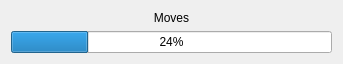
Above: progresswindow.ui from mshroyer/towerofhanoi before the change. Below: the same form after it.
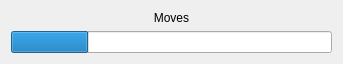
That is the form after the change.

Commit message:
Disable text in progress bar
This is rendered differently on Linux and Windows (and not at all on OS X),
and isn't really necessary anyway

Patch:
```diff
--- a/progresswindow.ui
+++ b/progresswindow.ui
@@ -7,7 +7,7 @@
     <x>0</x>
     <y>0</y>
     <width>343</width>
-    <height>60</height>
+    <height>63</height>
    </rect>
   </property>
   <property name="windowTitle">
@@ -29,6 +29,9 @@
      <property name="value">
       <number>24</number>
      </property>
+     <property name="textVisible">
+      <bool>false</bool>
+     </property>
     </widget>
    </item>
   </layout>
```
